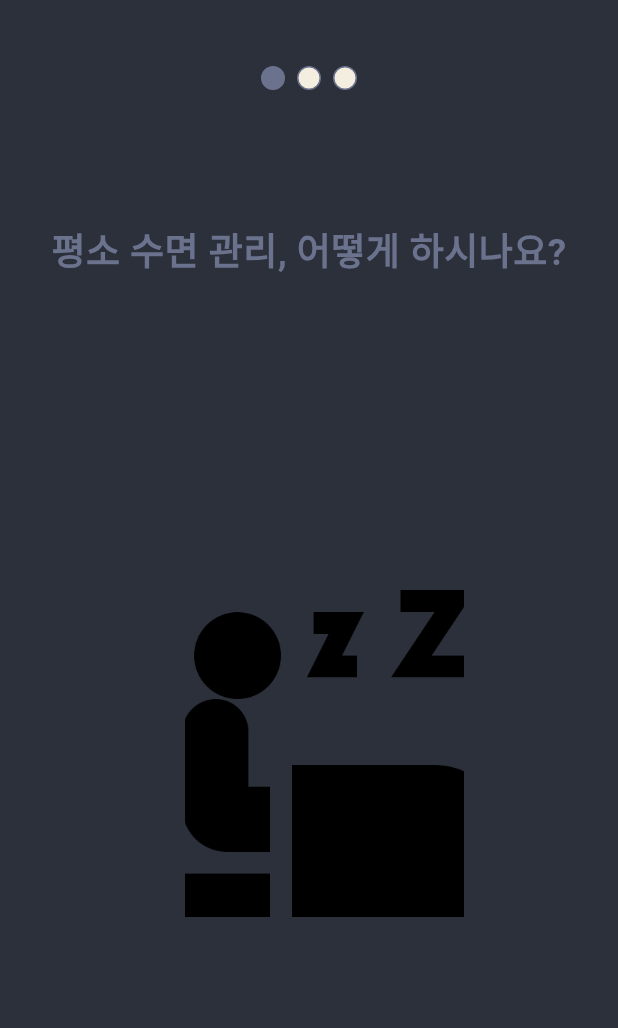
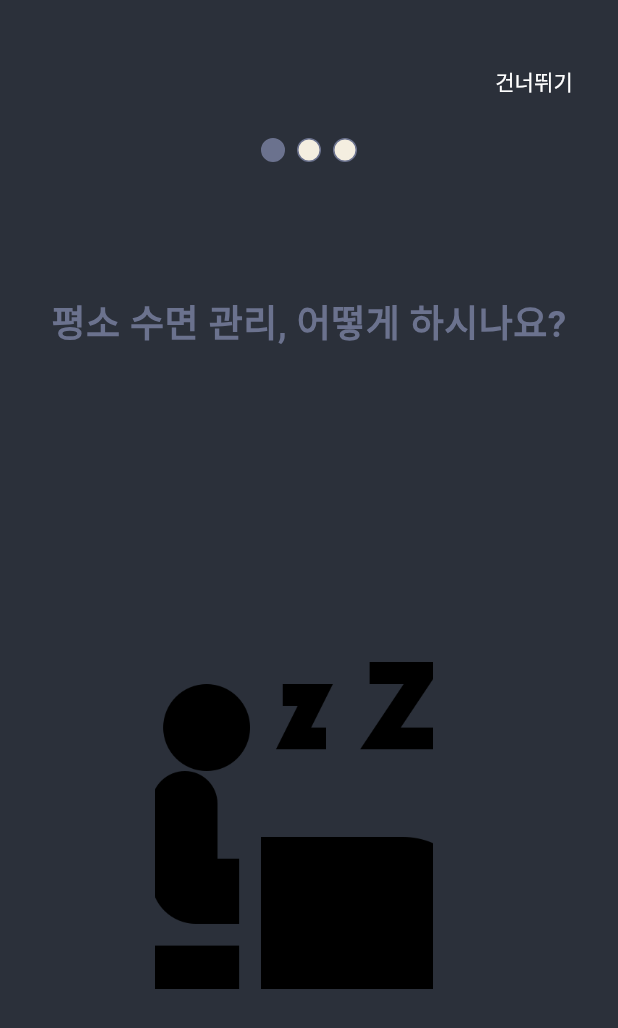
Before and after one commit to CreatorSean/JalJaYo_Dream__Client, a Flutter app: the screen it shows after launch, on a phone screen of 412 x 824 dp. Shown: the top 1028 px of the screen. Run offline on Flutter 3.47's test engine with Material 3 defaults, Android fonts, the light colour scheme and no system bars; our stand-ins replace fl_chart, flutter_animate, flutter_blue_plus, flutter_riverpod, font_awesome_flutter, go_router and 1 more.

Commit message:
onboarding update
onboarding skip 버튼 제작 및 homeScreen에서 이전 버튼으로 onboarding 페이지 가는 것 막음.
Debug Console 관련 오류 수정

```diff
--- a/lib/common/main_app_bar.dart
+++ b/lib/common/main_app_bar.dart
@@ -41,6 +41,7 @@ class _MainAppBarState extends ConsumerState<MainAppBar> {
   @override
   Widget build(BuildContext context) {
     return AppBar(
+      automaticallyImplyLeading: false,
       iconTheme: const IconThemeData(
         color: Color(0xffF4EEE0),
       ),
--- a/lib/feature/onboarding/tutorial_screen.dart
+++ b/lib/feature/onboarding/tutorial_screen.dart
@@ -17,21 +17,6 @@ class _TutorialScreenState extends State<TutorialScreen>
   late TabController _tabController;
   late PageController _pageController;
   int currentPage = 0;
-  double buttonBottomPosition() {
-    if (currentPage < 2) {
-      return 30;
-    } else {
-      return 100;
-    }
-  }
-
-  double buttonOpacity() {
-    if (currentPage < 2) {
-      return 0.0;
-    } else {
-      return 1.0;
-    }
-  }
 
   @override
   void initState() {
@@ -82,8 +67,7 @@ class _TutorialScreenState extends State<TutorialScreen>
   }
 
   void skipToHomeScreen() {
-    Navigator.pushReplacement(
-      context,
+    Navigator.of(context).push(
       MaterialPageRoute(
         builder: (context) => const HomeScreen(),
       ),
@@ -98,7 +82,19 @@ class _TutorialScreenState extends State<TutorialScreen>
       body: Column(
         children: [
           Padding(
-            padding: const EdgeInsets.only(top: 40),
+            padding: EdgeInsets.only(top: 30, left: 300),
+            child: TextButton(
+              onPressed: skipToHomeScreen,
+              child: Text(
+                '건너뛰기',
+                style: TextStyle(
+                  color: Colors.white,
+                ),
+              ),
+            ),
+          ),
+          Padding(
+            padding: const EdgeInsets.only(top: 10),
             child: TabPageSelector(
               controller: _tabController,
               indicatorSize: Sizes.size16,
@@ -124,16 +120,9 @@ class _TutorialScreenState extends State<TutorialScreen>
               ),
             ),
           ),
-          Padding(
-            padding: const EdgeInsets.only(bottom: 30),
-            child: AnimatedPositioned(
-              duration: Duration(seconds: 5),
-              bottom: buttonBottomPosition(),
-              left: 0,
-              right: 0,
-              child: AnimatedOpacity(
-                opacity: buttonOpacity(),
-                duration: Duration(milliseconds: 500),
+          AnimatedOpacity(
+            opacity: currentPage < 2 ? 0.0 : 1.0,
+            duration: const Duration(milliseconds: 500),
             child: Padding(
               padding: const EdgeInsets.only(bottom: 30),
               child: ElevatedButton(
@@ -146,10 +135,8 @@ class _TutorialScreenState extends State<TutorialScreen>
                   ),
                 ),
                 child: Text(
-                      currentPage < 2 ? '다음' : '시작하기',
+                  '시작하기',
                   style: const TextStyle(fontSize: 16),
-                    ),
-                  ),
                 ),
               ),
             ),
@@ -197,9 +184,7 @@ class TutorialPage extends StatelessWidget {
                 crossAxisAlignment: CrossAxisAlignment.center,
                 children: [
                   Padding(
-                    padding: EdgeInsets.only(
-                        // horizontal: screenWidth * 0.1,
-                        top: screenHeight * 0.1),
+                    padding: EdgeInsets.only(top: screenHeight * 0.1),
                     child: Text(
                       getPageText(index),
                       style: TextStyle(
@@ -217,14 +202,14 @@ class TutorialPage extends StatelessWidget {
           ],
         ),
         Positioned(
-          top: screenHeight * 0.4, // 원하는 위치로 수정
-          left: screenWidth * 0.3, // 원하는 위치로 수정
+          top: screenHeight * 0.4,
+          left: screenWidth * 0.25,
           child: Container(
-            width: screenWidth * 0.45, // 원하는 가로 크기로 수정
-            height: screenHeight * 0.3, // 원하는 세로 크기로 수정
+            width: screenWidth * 0.45,
+            height: screenHeight * 0.3,
             decoration: BoxDecoration(
               image: DecorationImage(
-                image: AssetImage(getImagePath(index)),
+                image: AssetImage(getImagePath(index) ?? ""),
                 fit: BoxFit.cover,
               ),
             ),
@@ -248,14 +233,15 @@ class TutorialPage extends StatelessWidget {
     }
   }
 
-  String getImagePath(int index) {
+  String? getImagePath(int index) {
     switch (index) {
       case 0:
         return "assets/images/1.png";
       case 1:
         return "assets/images/2.png";
       case 2:
-        return "assets/images/app_icon.png";
+        return "assets/images/3.png";
+
       default:
         return "";
     }
--- a/pubspec.yaml
+++ b/pubspec.yaml
@@ -81,6 +81,8 @@ flutter:
     - assets/lottie/
     - assets/images/1.png
     - assets/images/2.png
+    - assets/images/3.png
+    - assets/images/app_icon.png
   #   - images/a_dot_burr.jpeg
   #   - images/a_dot_ham.jpeg
 
```
Also changed, not shown: assets/images/3.png (added). Lines whose indentation alone changed are shown as unchanged.
